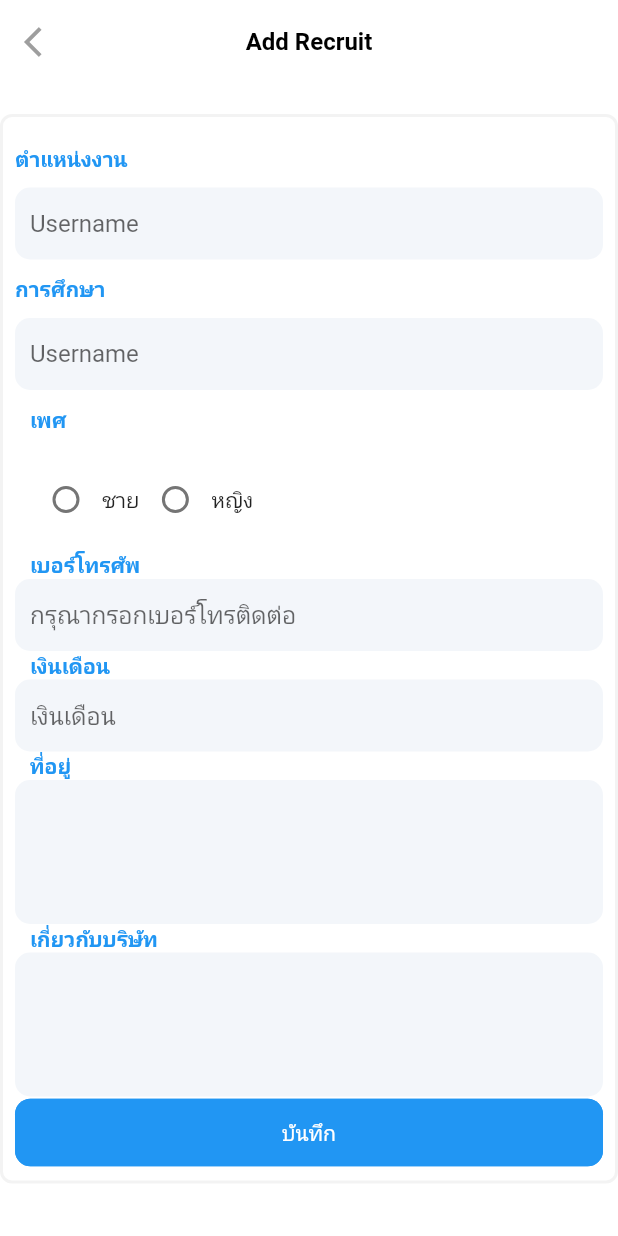
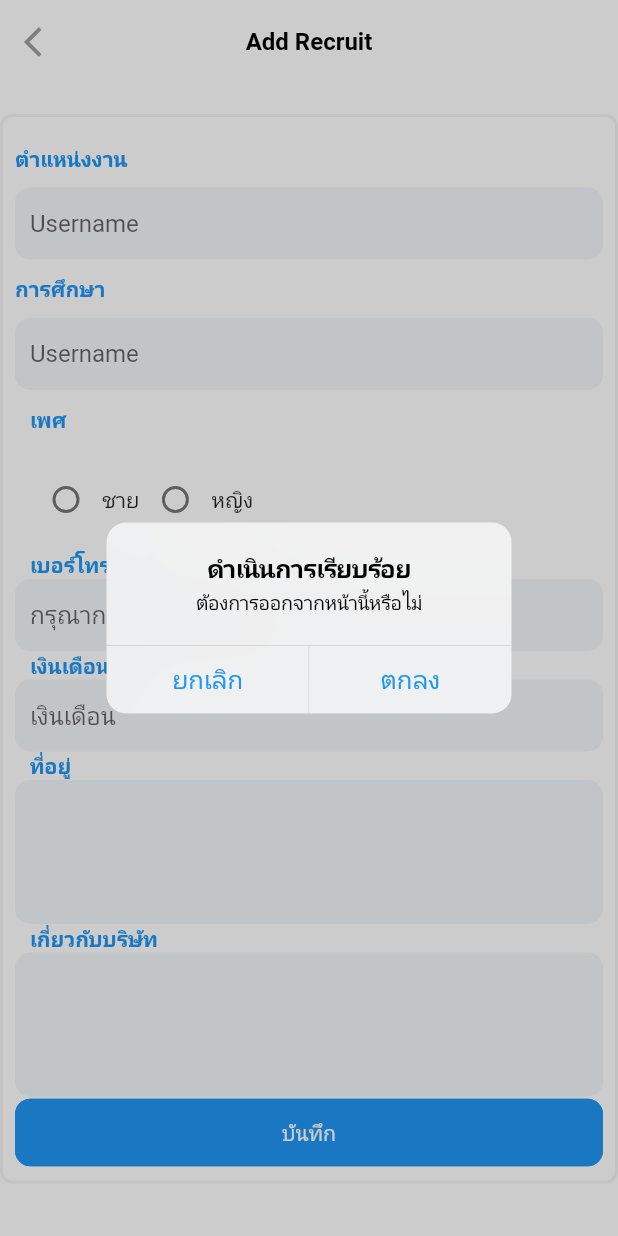
Before and after one commit to cosdemonamezon/allserve, a Flutter app: the AddRecruitScreen screen opened directly, after a tap on "บันทึก", on a phone screen of 412 x 824 dp. Run offline on Flutter 3.47's test engine with Material 2 defaults, Android fonts, the phone set to English and light mode, and no system bars; our stand-ins replace carousel_slider, flutter_svg, intl_phone_field.

Commit message:
เพิ่มหน้าpopup หน้าแอด รีคูส

```diff
--- a/lib/Screen/Allserve/AllserveHome/AddRecruitScreen.dart
+++ b/lib/Screen/Allserve/AllserveHome/AddRecruitScreen.dart
@@ -1,5 +1,6 @@
 import 'package:allserve/Screen/Allserve/AllserveHome/Widgets/AddTextForm.dart';
 import 'package:allserve/Screen/Widgets/ButtonRounded.dart';
+import 'package:flutter/cupertino.dart';
 import 'package:flutter/material.dart';
 
 class AddRecruitScreen extends StatefulWidget {
@@ -202,7 +203,47 @@ class _AddRecruitScreenState extends State<AddRecruitScreen> {
                             text: 'บันทึก',
                             color: Colors.blue,
                             textColor: Colors.white,
-                            onPressed: () {},
+                            onPressed: () {
+                              showCupertinoDialog(
+                                context: context,
+                                builder: (context) => CupertinoAlertDialog(
+                                  title: Text(
+                                    'ดำเนินการเรียบร้อย',
+                                    //style: TextStyle(fontFamily: fontFamily),
+                                  ),
+                                  content: Text(
+                                    'ต้องการออกจากหน้านี้หรือไม่',
+                                    //style: TextStyle(fontFamily: fontFamily),
+                                  ),
+                                  actions: <CupertinoDialogAction>[
+                                    CupertinoDialogAction(
+                                      child: Text(
+                                        'ยกเลิก',
+                                        // style: TextStyle(
+                                        //   color: kThemeTextColor,
+                                        //   fontFamily: fontFamily,
+                                        //   fontWeight: FontWeight.bold,
+                                        // ),
+                                      ),
+                                      onPressed: () =>
+                                          Navigator.pop(context, true),
+                                    ),
+                                    CupertinoDialogAction(
+                                      child: Text(
+                                        'ตกลง',
+                                        // style: TextStyle(
+                                        //   color: kThemeTextColor,
+                                        //   fontFamily: fontFamily,
+                                        // ),
+                                      ),
+                                      onPressed: () => Navigator.of(context)
+                                        ..pop()
+                                        ..pop(),
+                                    )
+                                  ],
+                                ),
+                              );
+                            },
                           ),
                         ],
                       ),
```
Also changed, not shown: lib/Screen/Alljob/Search/AddJobRecruitScreen.dart (+42 -1 lines).
